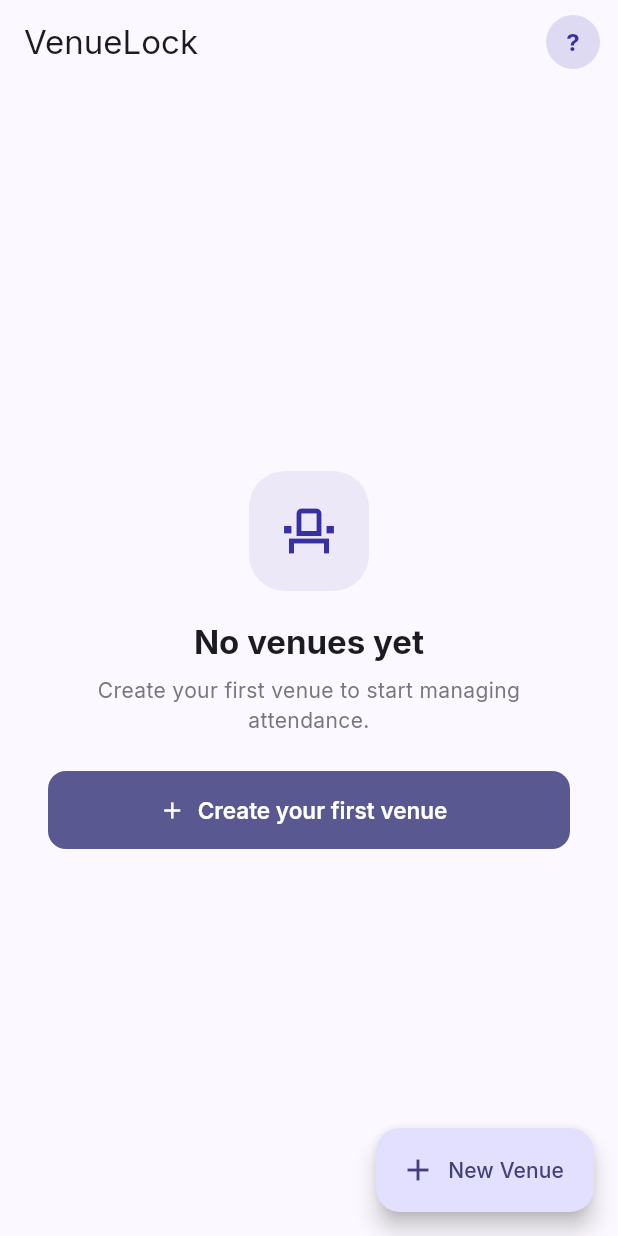
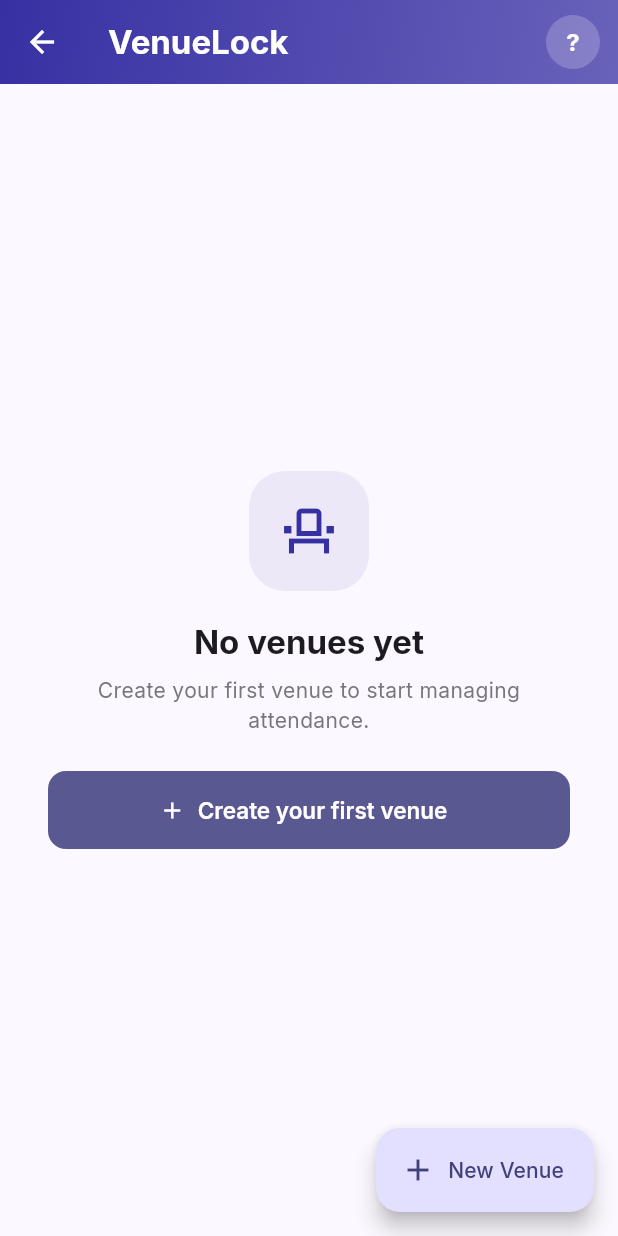
Before and after one commit to TheObsidianEye-ARIF-FOYSAL/Venue-Lock-v1, a Flutter app: the VenueListScreen screen opened by its route, on a phone screen of 412 x 824 dp. Run offline on Flutter 3.47's test engine with Material 3 defaults, Android fonts, the light colour scheme and no system bars; our stand-ins replace flutter_animate, go_router, google_fonts, qr_flutter, shared_preferences; accounts and stored records are empty.

Commit message:
some ui change 1

```diff
--- a/app/lib/features/admin/venue_list/venue_list_screen.dart
+++ b/app/lib/features/admin/venue_list/venue_list_screen.dart
@@ -20,9 +20,26 @@ class VenueListScreen extends StatelessWidget {
 
     return Scaffold(
       appBar: AppBar(
-        title: const Text('VenueLock'),
+        leading: IconButton(
+          icon: const Icon(Icons.arrow_back, color: Colors.white),
+          onPressed: () => context.go('/'),
+        ),
+        title: Text(
+          name.isNotEmpty ? 'Hi, ${name.split(' ').first}' : 'VenueLock',
+          style: const TextStyle(color: Colors.white, fontWeight: FontWeight.w700),
+        ),
         centerTitle: false,
-        automaticallyImplyLeading: false,
+        backgroundColor: Colors.transparent,
+        elevation: 0,
+        flexibleSpace: Container(
+          decoration: BoxDecoration(
+            gradient: LinearGradient(
+              begin: Alignment.topLeft,
+              end: Alignment.bottomRight,
+              colors: [kIndigo, kIndigo.withValues(alpha: 0.75)],
+            ),
+          ),
+        ),
         actions: [
           Padding(
             padding: const EdgeInsets.only(right: 12),
@@ -31,14 +48,14 @@ class VenueListScreen extends StatelessWidget {
               onTap: () => context.push('/admin/profile'),
               child: CircleAvatar(
                 radius: 18,
-                backgroundColor: kIndigo.withValues(alpha: 0.15),
+                backgroundColor: Colors.white.withValues(alpha: 0.2),
                 backgroundImage:
                     photoUrl != null ? NetworkImage(photoUrl) : null,
                 child: photoUrl == null
                     ? Text(
                         name.isNotEmpty ? name[0].toUpperCase() : '?',
                         style: const TextStyle(
-                            color: kIndigo, fontWeight: FontWeight.bold),
+                            color: Colors.white, fontWeight: FontWeight.bold),
                       )
                     : null,
               ),
```
